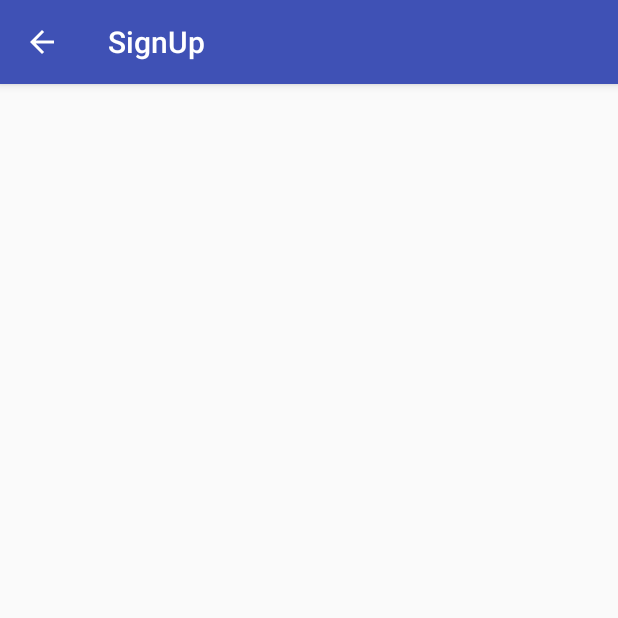
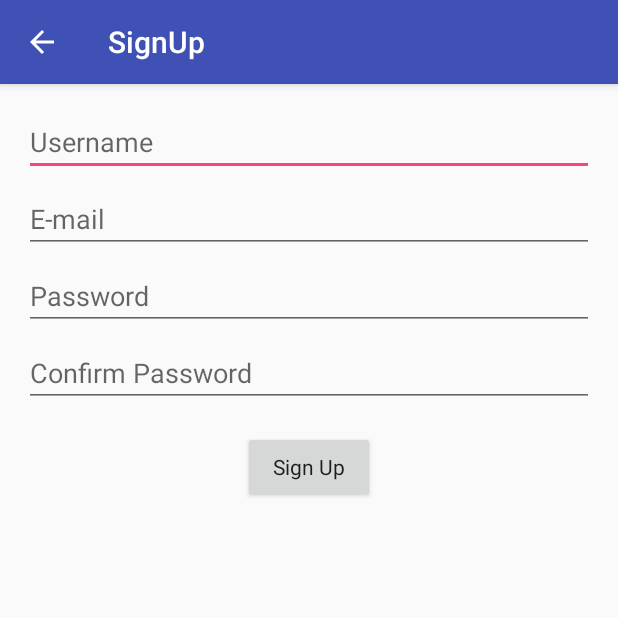
Before and after one commit to SagunPandit/EVENT, an Android app: the SignUp screen opened directly, with no data from a screen before it, on a phone screen of 412 x 824 dp, the top half of it. Run offline under Robolectric (Android 15) with nearby library versions, the phone set to English and light mode, and no system bars.

Commit message:
SignUp UI

```diff
--- a/app/src/main/java/semproject/nevent/MainActivity.java
+++ b/app/src/main/java/semproject/nevent/MainActivity.java
@@ -15,7 +15,7 @@ public class MainActivity extends AppCompatActivity {
         super.onCreate(savedInstanceState);
         setContentView(R.layout.activity_main);
     }
-    public void signup(View view){
+    public void register(View view){
         Intent i= new Intent(this, SignUp.class);
         startActivity(i);
     }
--- a/app/src/main/java/semproject/nevent/SignUp.java
+++ b/app/src/main/java/semproject/nevent/SignUp.java
@@ -2,6 +2,10 @@ package semproject.nevent;
 
 import android.support.v7.app.AppCompatActivity;
 import android.os.Bundle;
+import android.view.Gravity;
+import android.view.View;
+import android.widget.TextView;
+import android.widget.Toast;
 
 public class SignUp extends AppCompatActivity {
 
@@ -10,4 +14,12 @@ public class SignUp extends AppCompatActivity {
         super.onCreate(savedInstanceState);
         setContentView(R.layout.activity_sign_up);
     }
+
+    public void signup(View view){
+        String toastMesg = "Comming Soon!!!!";
+        Toast toast = Toast.makeText(getApplicationContext(), toastMesg, Toast.LENGTH_SHORT);
+        TextView v = (TextView) toast.getView().findViewById(android.R.id.message);
+        if (v != null) v.setGravity(Gravity.CENTER);
+        toast.show();
+    }
 }
--- a/app/src/main/res/layout/activity_main.xml
+++ b/app/src/main/res/layout/activity_main.xml
@@ -92,5 +92,5 @@
         android:id="@+id/textView3"
         android:textSize="20sp"
         android:textStyle="normal|bold"
-        android:onClick="signup"/>
+        android:onClick="register"/>
 </RelativeLayout>
--- a/app/src/main/res/layout/activity_sign_up.xml
+++ b/app/src/main/res/layout/activity_sign_up.xml
@@ -8,6 +8,67 @@
     android:paddingLeft="@dimen/activity_horizontal_margin"
     android:paddingRight="@dimen/activity_horizontal_margin"
     android:paddingTop="@dimen/activity_vertical_margin"
+    android:orientation="vertical"
     tools:context="semproject.nevent.SignUp">
 
+    <EditText
+        android:id="@+id/username"
+        android:hint="Username"
+        android:layout_width="match_parent"
+        android:layout_height="wrap_content"
+        android:inputType="textPersonName"
+        android:ems="10"
+        android:layout_alignParentTop="true" />
+
+    <EditText
+        android:id="@+id/email"
+        android:hint="E-mail"
+        android:layout_width="220dp"
+        android:layout_height="40dp"
+        android:inputType="textEmailAddress"
+        android:ems="10"
+        android:layout_below="@+id/username"
+        android:layout_alignStart="@+id/username"
+        android:layout_alignLeft="@+id/username"
+        android:layout_marginTop="11dp"
+        android:layout_alignEnd="@+id/username"
+        android:layout_alignRight="@+id/username"/>
+
+    <EditText
+        android:id="@+id/password"
+        android:hint="Password"
+        android:layout_width="220dp"
+        android:layout_height="40dp"
+        android:inputType="textPassword"
+        android:ems="10"
+        android:layout_below="@+id/email"
+        android:layout_alignStart="@+id/email"
+        android:layout_alignLeft="@+id/email"
+        android:layout_marginTop="11dp"
+        android:layout_alignEnd="@+id/email"
+        android:layout_alignRight="@+id/email"/>
+    <EditText
+        android:id="@+id/confpassword"
+        android:hint="Confirm Password"
+        android:layout_width="220dp"
+        android:layout_height="40dp"
+        android:inputType="textPassword"
+        android:ems="10"
+        android:layout_below="@+id/password"
+        android:layout_alignStart="@+id/password"
+        android:layout_alignLeft="@+id/password"
+        android:layout_marginTop="11dp"
+        android:layout_alignEnd="@+id/password"
+        android:layout_alignRight="@+id/password"/>
+    <Button
+        android:text="Sign Up"
+        android:layout_width="wrap_content"
+        android:layout_height="wrap_content"
+        android:layout_below="@+id/confpassword"
+        android:layout_centerHorizontal="true"
+        android:layout_marginTop="16dp"
+        android:id="@+id/button2"
+        android:elevation="24dp"
+        android:textAppearance="@style/TextAppearance.AppCompat"
+        android:onClick="signup"/>
 </RelativeLayout>
```
